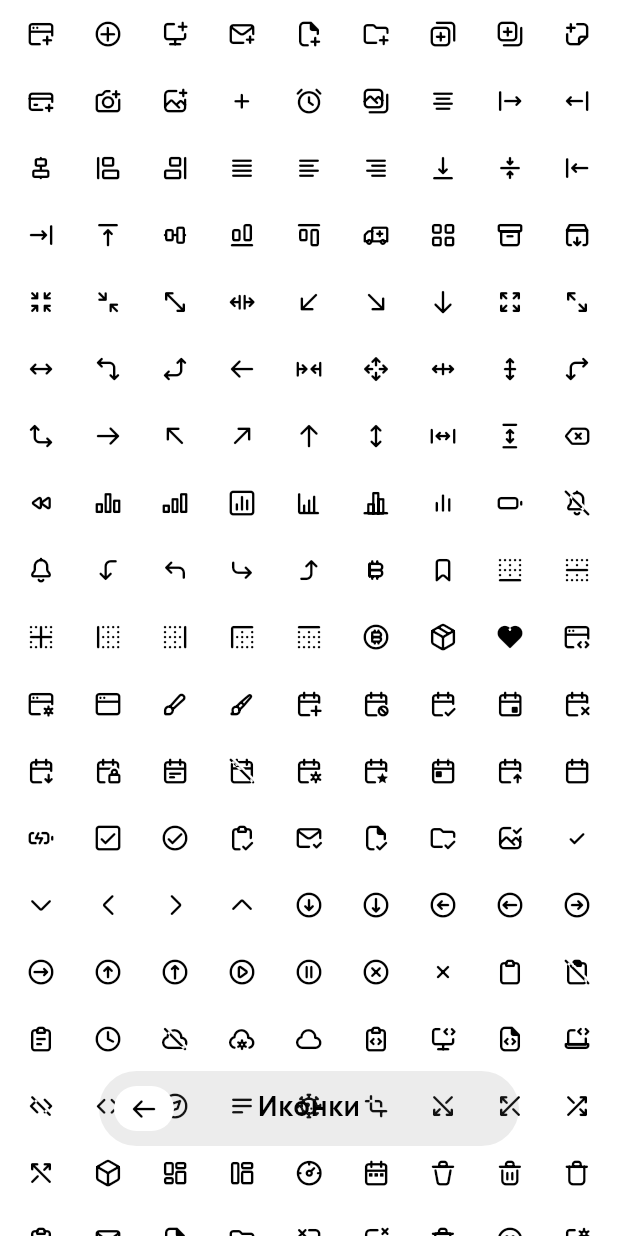
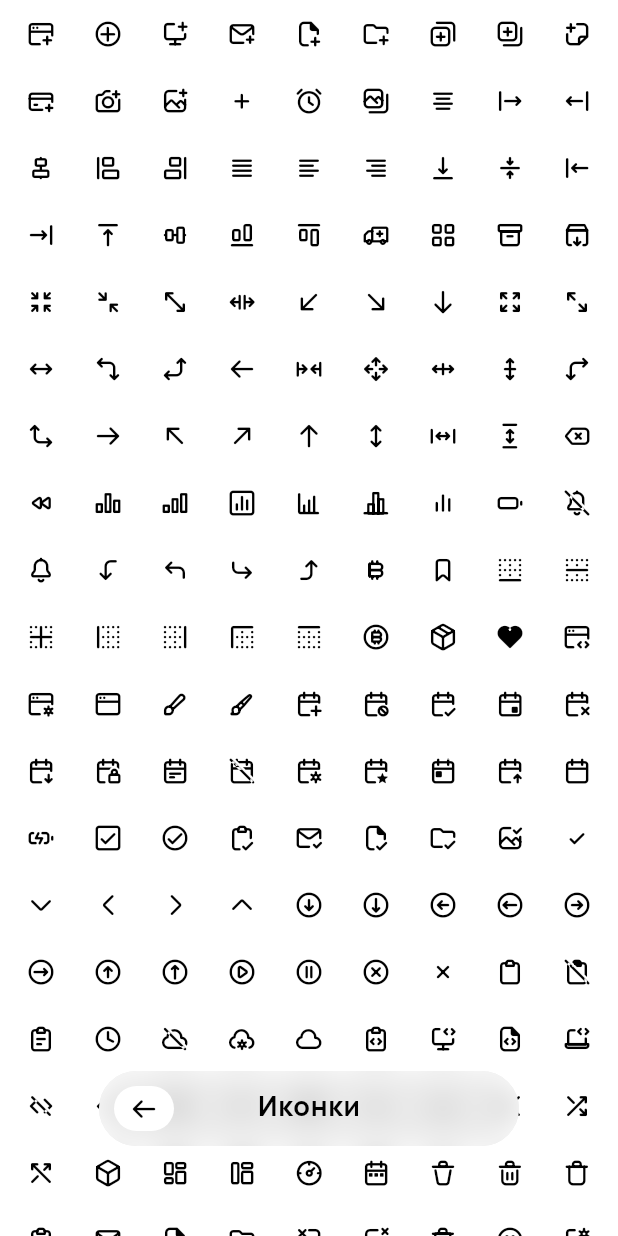
Before and after one commit to parabolahq/locus, a Flutter app: the screen it shows after launch, after a tap on "Иконки", on a phone screen of 412 x 824 dp. Run offline on Flutter 3.47's test engine with Material 2 defaults, Android fonts, the phone set to English and light mode, and no system bars.

Commit message:
Add Acrylic

```diff
--- a/example/lib/screens/home_screen.dart
+++ b/example/lib/screens/home_screen.dart
@@ -1,10 +1,9 @@
 import 'package:locus/locus.dart';
 import 'package:locuslab/screens/icons_screen.dart';
 import 'package:locuslab/screens/typography_screen.dart';
-import 'package:locuslab/widgets/statement.dart';
 
 class HomeScreen extends StatelessWidget {
-  const HomeScreen({Key? key}) : super(key: key);
+  const HomeScreen({super.key});
 
   @override
   Widget build(BuildContext context) {
--- a/example/lib/screens/icons_screen.dart
+++ b/example/lib/screens/icons_screen.dart
@@ -3,7 +3,7 @@ import 'package:flutter/src/widgets/framework.dart';
 import 'package:locus/locus.dart';
 
 class IconsScreen extends StatelessWidget {
-  const IconsScreen({Key? key}) : super(key: key);
+  const IconsScreen({super.key});
 
   @override
   Widget build(BuildContext context) {
--- a/example/lib/screens/typography_screen.dart
+++ b/example/lib/screens/typography_screen.dart
@@ -1,7 +1,7 @@
 import 'package:locus/locus.dart';
 
 class TypographyScreen extends StatelessWidget {
-  const TypographyScreen({Key? key}) : super(key: key);
+  const TypographyScreen({super.key});
 
   @override
   Widget build(BuildContext context) {
--- a/example/lib/widgets/statement.dart
+++ b/example/lib/widgets/statement.dart
@@ -4,10 +4,10 @@ class Statement extends StatelessWidget {
   final String title, content;
 
   const Statement({
-    Key? key,
+    super.key,
     required this.title,
     required this.content,
-  }) : super(key: key);
+  });
 
   @override
   Widget build(BuildContext context) {
--- a/example/pubspec.yaml
+++ b/example/pubspec.yaml
@@ -1,6 +1,6 @@
 name: locuslab
 description: A Locus experiences collection
-version: 1.0.0+3
+version: 1.0.0+4
 publish_to: 'none'
 
 environment:
--- a/lib/locus.dart
+++ b/lib/locus.dart
@@ -10,10 +10,11 @@ export 'src/core/typography.dart';
 export 'src/core/animations.dart';
 
 // Components
+export 'src/components/icons.dart';
+export 'src/components/acrylic.dart';
 export 'src/components/scaffold.dart';
+export 'src/components/interactable.dart';
 export 'src/components/navigation_bar.dart';
-export 'src/components/interactable.dart';
-export 'src/components/buttons.dart';
-export 'src/components/icons.dart';
+export 'src/components/buttons/push_button.dart';
 
 export 'package:flutter/widgets.dart';
--- /dev/null
+++ b/lib/src/components/acrylic.dart
@@ -0,0 +1,33 @@
+import 'dart:ui';
+import 'package:locus/locus.dart';
+
+class Acrylic extends StatelessWidget {
+  final Widget child;
+  final BoxDecoration? boxDecoration;
+
+  const Acrylic({
+    super.key,
+    required this.child,
+    this.boxDecoration,
+  });
+
+  @override
+  Widget build(BuildContext context) {
+    return AnimatedContainer(
+      duration: kInteractableAnimationDuration,
+      clipBehavior: Clip.antiAlias,
+      decoration: boxDecoration ??
+          BoxDecoration(
+            borderRadius: BorderRadius.circular(20),
+            color: LocusTheme.of(context).colorScheme.controlsSurface,
+          ),
+      child: BackdropFilter(
+        filter: ImageFilter.blur(
+          sigmaX: 10,
+          sigmaY: 10,
+        ),
+        child: child,
+      ),
+    );
+  }
+}
--- a/lib/src/components/buttons.dart
+++ /dev/null
@@ -1 +0,0 @@
-export 'package:locus/src/components/buttons/push_button.dart';
--- a/lib/src/components/interactable.dart
+++ b/lib/src/components/interactable.dart
@@ -7,10 +7,10 @@ class Interactable extends StatefulWidget {
   final Function onTap;
 
   const Interactable({
-    Key? key,
+    super.key,
     required this.child,
     required this.onTap,
-  }) : super(key: key);
+  });
 
   @override
   State<Interactable> createState() => _InteractableState();
--- a/lib/src/components/navigation_bar.dart
+++ b/lib/src/components/navigation_bar.dart
@@ -1,4 +1,5 @@
 import 'package:flutter/widgets.dart';
+import 'package:locus/src/components/acrylic.dart';
 import 'package:locus/src/components/icons.dart';
 
 import 'package:locus/src/components/interactable.dart';
@@ -31,7 +32,7 @@ class _HeroTag {
   int get hashCode => identityHashCode(navigator);
 }
 
-class NavigationBar extends StatefulWidget {
+class NavigationBar extends StatefulWidget with PreferredSizeWidget {
   final Widget? middle;
   final Object heroTag;
 
@@ -43,6 +44,9 @@ class NavigationBar extends StatefulWidget {
 
   @override
   State<NavigationBar> createState() => _NavigationBarState();
+
+  @override
+  Size get preferredSize => Size(280, 50);
 }
 
 class _NavigationBarState extends State<NavigationBar> {
@@ -55,14 +59,13 @@ class _NavigationBarState extends State<NavigationBar> {
       tag: widget.heroTag == kDefaultHeroTag
           ? _HeroTag(Navigator.of(context))
           : widget.heroTag,
-      child: Container(
-        clipBehavior: Clip.antiAlias,
-        decoration: BoxDecoration(
-          borderRadius: BorderRadius.circular(250),
+      child: Acrylic(
+        boxDecoration: BoxDecoration(
+          borderRadius: BorderRadius.circular(widget.preferredSize.height / 2),
           color: LocusTheme.of(context).colorScheme.controlsSurface,
         ),
+        child: Padding(
           padding: const EdgeInsets.all(10),
-        constraints: BoxConstraints.expand(height: 50, width: 280),
           child: Row(
             children: [
               Expanded(
@@ -97,6 +100,7 @@ class _NavigationBarState extends State<NavigationBar> {
             ],
           ),
         ),
+      ),
     );
   }
 }
--- a/lib/src/components/scaffold.dart
+++ b/lib/src/components/scaffold.dart
@@ -5,7 +5,7 @@ import 'package:locus/src/core/theme.dart';
 
 class LocusScaffold extends StatelessWidget {
   final Widget body;
-  final Widget? navigationBar;
+  final PreferredSizeWidget? navigationBar;
 
   const LocusScaffold({
     super.key,
@@ -33,7 +33,11 @@ class LocusScaffold extends StatelessWidget {
                   bottom: MediaQuery.of(context).padding.bottom + 60,
                 ),
                 alignment: Alignment.bottomCenter,
-                child: navigationBar,
+                child: ConstrainedBox(
+                  child: navigationBar!,
+                  constraints:
+                      BoxConstraints.tight(navigationBar!.preferredSize),
+                ),
               )
           ],
         ),
--- a/lib/src/core/colors.dart
+++ b/lib/src/core/colors.dart
@@ -6,7 +6,9 @@ import 'package:locus/src/core/theme.dart';
 class LocusColors {
   static const Color white = Color.fromRGBO(255, 255, 255, 1);
   static const Color black = Color.fromRGBO(0, 0, 0, 1);
+  static const Color darkGrey = Color.fromRGBO(30, 30, 30, 1);
   static const Color grey = Color.fromRGBO(127, 127, 127, 1);
+  static const Color lightGrey = Color.fromRGBO(225, 225, 225, 1);
 }
 
 class LocusColorScheme with Diagnosticable {
@@ -27,7 +29,7 @@ class LocusColorScheme with Diagnosticable {
       onSurface: bright ? LocusColors.black : LocusColors.white,
       surface: bright ? LocusColors.white : LocusColors.black,
       controlsSurface: bright
-          ? LocusColors.grey.withOpacity(.15)
+          ? LocusColors.lightGrey.withOpacity(.7)
           : LocusColors.white.withOpacity(.15),
     );
   }
--- a/lib/src/core/route.dart
+++ b/lib/src/core/route.dart
@@ -2,6 +2,7 @@ import 'dart:ui';
 
 import 'package:flutter/widgets.dart';
 import 'package:locus/src/core/animations.dart';
+import 'package:locus/src/core/colors.dart';
 
 class LocusPageRoute<T> extends PageRoute<T> {
   final bool _maintainState;
@@ -25,36 +26,24 @@ class LocusPageRoute<T> extends PageRoute<T> {
     Animation<double> secondaryAnimation,
   ) {
     final Widget result = _builder(context);
-    final Animation<double> curved =
-        animation.drive(CurveTween(curve: Curves.easeInOutCubic));
 
     return Semantics(
       scopesRoute: true,
       explicitChildNodes: true,
-      child: AnimatedBuilder(
-        animation: curved,
-        builder: (BuildContext context, Widget? child) {
-          return BackdropFilter(
-            filter: ImageFilter.blur(
-              sigmaX: curved.value * 10,
-              sigmaY: curved.value * 10,
-            ),
-            child: Transform.translate(
-              offset: Offset(
-                0,
-                MediaQuery.of(context).size.height * (1 - curved.value),
-              ),
-              child: child,
-            ),
-          );
-        },
+      child: SlideTransition(
+        position: animation.drive(
+          Tween<Offset>(
+            begin: Offset(0, 1),
+            end: Offset(0, 0),
+          ),
+        ),
         child: result,
       ),
     );
   }
 
   @override
-  Color? get barrierColor => Color.fromRGBO(0, 0, 0, 180);
+  Color? get barrierColor => LocusColors.lightGrey;
 
   @override
   String? get barrierLabel => _barrierLabel;
```
Lines whose indentation alone changed are shown as unchanged.
